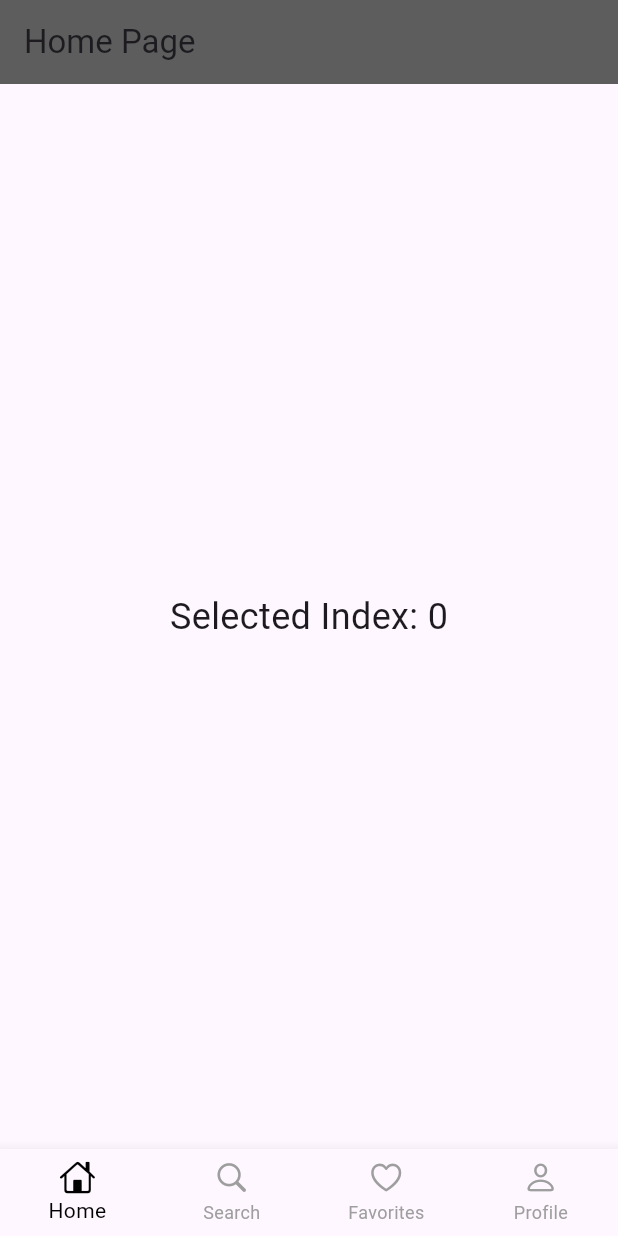
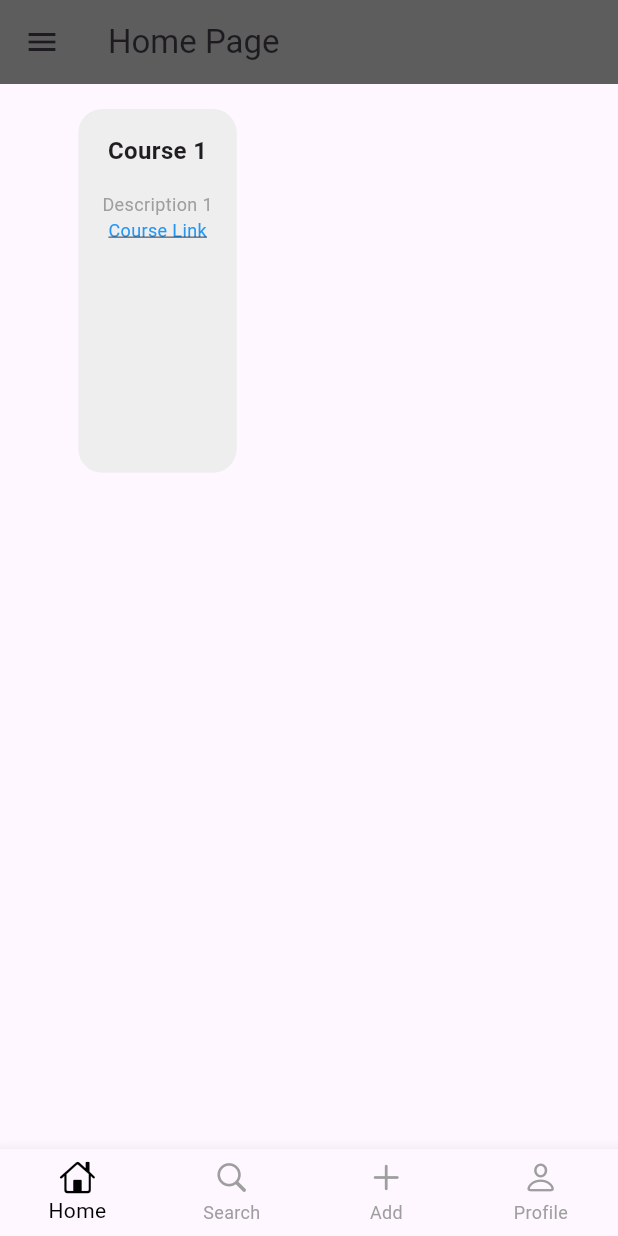
Before and after one commit to Rithik1611/kcg_teamup, a Flutter app: the HomePage screen opened directly, on a phone screen of 412 x 824 dp. Run offline on Flutter 3.47's test engine with Material 3 defaults, Android fonts, the phone set to English and light mode, and no system bars; our stand-ins replace bloc, flutter_bloc.

Commit message:
add hackathon

```diff
--- /dev/null
+++ b/lib/view/pages/home.dart
@@ -0,0 +1,197 @@
+import 'package:flutter/material.dart';
+import 'package:url_launcher/url_launcher.dart';
+
+class Category {
+  String title;
+  DateTime date;
+  String description;
+  String courseLink;
+
+  Category({
+    required this.title,
+    required this.date,
+    required this.description,
+    required this.courseLink,
+  });
+
+  static List<Category> popularCourseList = [
+    Category(
+      title: 'Course 1',
+      date: DateTime.now(),
+      description: 'Description 1',
+      courseLink: 'https://example.com/course1',
+    ),
+    // Add more categories as needed
+  ];
+}
+
+class Home extends StatefulWidget {
+  const Home({Key? key, this.callBack}) : super(key: key);
+
+  final Function()? callBack;
+
+  @override
+  _HomeState createState() => _HomeState();
+}
+
+class _HomeState extends State<Home> with TickerProviderStateMixin {
+  late AnimationController animationController;
+
+  @override
+  void initState() {
+    animationController = AnimationController(
+      duration: const Duration(milliseconds: 2000),
+      vsync: this,
+    );
+    super.initState();
+  }
+
+  Future<bool> getData() async {
+    await Future.delayed(const Duration(milliseconds: 200));
+    return true;
+  }
+
+  @override
+  Widget build(BuildContext context) {
+    return Padding(
+      padding: const EdgeInsets.only(top: 8),
+      child: FutureBuilder<bool>(
+        future: getData(),
+        builder: (context, snapshot) {
+          if (!snapshot.hasData) {
+            return const SizedBox();
+          } else {
+            return GridView.builder(
+              padding: const EdgeInsets.all(8),
+              physics: const BouncingScrollPhysics(),
+              itemCount: Category.popularCourseList.length,
+              gridDelegate: const SliverGridDelegateWithFixedCrossAxisCount(
+                crossAxisCount: 2,
+                mainAxisSpacing: 32.0,
+                crossAxisSpacing: 8.0, // Reduced horizontal spacing
+                childAspectRatio: 0.8,
+              ),
+              itemBuilder: (context, index) {
+                final category = Category.popularCourseList[index];
+                final animation = Tween<double>(begin: 0.0, end: 1.0).animate(
+                  CurvedAnimation(
+                    parent: animationController,
+                    curve: Interval(
+                      (1 / Category.popularCourseList.length) * index,
+                      1.0,
+                      curve: Curves.fastOutSlowIn,
+                    ),
+                  ),
+                );
+                animationController.forward();
+                return CategoryView(
+                  callback: widget.callBack,
+                  category: category,
+                  animation: animation,
+                  animationController: animationController,
+                );
+              },
+            );
+          }
+        },
+      ),
+    );
+  }
+}
+
+class CategoryView extends StatelessWidget {
+  const CategoryView({
+    Key? key,
+    required this.category,
+    required this.animationController,
+    required this.animation,
+    this.callback,
+  }) : super(key: key);
+
+  final VoidCallback? callback;
+  final Category category;
+  final AnimationController animationController;
+  final Animation<double> animation;
+
+  @override
+  Widget build(BuildContext context) {
+    return AnimatedBuilder(
+      animation: animationController,
+      builder: (context, child) {
+        return FadeTransition(
+          opacity: animation,
+          child: Transform(
+            transform: Matrix4.translationValues(
+                0.0, 50 * (1.0 - animation.value), 0.0),
+            child: InkWell(
+              splashColor: Colors.transparent,
+              onTap: callback,
+              child: SizedBox(
+                height: 280,
+                child: Column(
+                  children: [
+                    Expanded(
+                      child: Container(
+                        decoration: BoxDecoration(
+                          color: Colors.grey[200],
+                          borderRadius: BorderRadius.circular(16.0),
+                        ),
+                        child: Column(
+                          children: [
+                            Padding(
+                              padding: const EdgeInsets.all(16.0),
+                              child: Text(
+                                category.title,
+                                style: const TextStyle(
+                                  fontWeight: FontWeight.w600,
+                                  fontSize: 16,
+                                ),
+                              ),
+                            ),
+                            Padding(
+                              padding:
+                                  const EdgeInsets.symmetric(horizontal: 16.0),
+                              child: Text(
+                                category.description,
+                                style: const TextStyle(
+                                  fontSize: 12,
+                                  color: Colors.grey,
+                                ),
+                              ),
+                            ),
+                            Padding(
+                              padding:
+                                  const EdgeInsets.symmetric(horizontal: 16.0),
+                              child: GestureDetector(
+                                onTap: () async {
+                                  final url = category.courseLink;
+                                  if (await canLaunch(url)) {
+                                    await launch(url);
+                                  } else {
+                                    throw 'Could not launch $url';
+                                  }
+                                },
+                                child: const Text(
+                                  'Course Link',
+                                  style: TextStyle(
+                                    fontSize: 12,
+                                    color: Colors.blue,
+                                    decoration: TextDecoration.underline,
+                                  ),
+                                ),
+                              ),
+                            ),
+                          ],
+                        ),
+                      ),
+                    ),
+                  ],
+                ),
+              ),
+            ),
+          ),
+        );
+      },
+    );
+  }
+}
--- a/lib/view/pages/home_page.dart
+++ b/lib/view/pages/home_page.dart
@@ -1,5 +1,7 @@
 import 'package:flutter/cupertino.dart';
 import 'package:flutter/material.dart';
+import 'package:kcg_teamup/view/pages/add_category_page.dart';
+import 'package:kcg_teamup/view/pages/home.dart';
 
 void main() {
   runApp(const MyApp());
@@ -36,20 +38,12 @@ class _HomePageState extends State<HomePage> {
   @override
   Widget build(BuildContext context) {
     return Scaffold(
-      appBar: AppBar(
-        title: Text('Home Page'),
-        backgroundColor: const Color.fromARGB(255, 93, 93, 93),
-      ),
-      body: Center(
-        child: Text(
-          'Selected Index: $_selectedIndex',
-          style: TextStyle(fontSize: 24),
-        ),
-      ),
+      appBar: _buildAppBar(),
+      body: _buildBody(),
       bottomNavigationBar: BottomNavigationBar(
         type: BottomNavigationBarType.fixed,
         currentIndex: _selectedIndex,
-        selectedItemColor: Colors.black ,
+        selectedItemColor: Colors.black,
         unselectedItemColor: Colors.grey,
         onTap: _onItemTapped,
         items: const [
@@ -62,8 +56,8 @@ class _HomePageState extends State<HomePage> {
             label: 'Search',
           ),
           BottomNavigationBarItem(
-            icon: Icon(CupertinoIcons.heart),
-            label: 'Favorites',
+            icon: Icon(CupertinoIcons.add),
+            label: 'Add',
           ),
           BottomNavigationBarItem(
             icon: Icon(CupertinoIcons.person),
@@ -73,4 +67,63 @@ class _HomePageState extends State<HomePage> {
       ),
     );
   }
+
+  PreferredSizeWidget _buildAppBar() {
+    String title = '';
+    switch (_selectedIndex) {
+      case 0:
+        title = 'Home Page';
+        break;
+      case 1:
+        title = 'Search Page';
+        break;
+      case 2:
+        title = 'Add Page';
+        break;
+      case 3:
+        title = 'Profile Page';
+        break;
+    }
+
+    return AppBar(
+      title: Text(title),
+      backgroundColor: const Color.fromARGB(255, 93, 93, 93),
+      leading: IconButton(
+        icon: const Icon(Icons.menu),
+        onPressed: () {
+          // Handle menu button press
+        },
+      ),
+    );
+  }
+
+  Widget _buildBody() {
+    switch (_selectedIndex) {
+      case 0:
+        return Home();
+      case 1:
+        return Center(
+          child: Text(
+            'Selected Index: $_selectedIndex',
+            style: TextStyle(fontSize: 24),
+          ),
+        );
+      case 2:
+        return AddCategoryPage();
+      case 3:
+        return Center(
+          child: Text(
+            'Selected Index: $_selectedIndex',
+            style: TextStyle(fontSize: 24),
+          ),
+        );
+      default:
+        return Center(
+          child: Text(
+            'Selected Index: $_selectedIndex',
+            style: TextStyle(fontSize: 24),
+          ),
+        );
+    }
+  }
 }
--- a/pubspec.yaml
+++ b/pubspec.yaml
@@ -32,6 +32,7 @@ dependencies:
   flutter:
     sdk: flutter
   flutter_bloc: ^8.1.6
+  url_launcher: ^6.3.0
 
 dev_dependencies:
 
```
Also changed, not shown: lib/view/pages/add_category_page.dart (added, +94 -0 lines), pubspec.lock, 5 other files.
